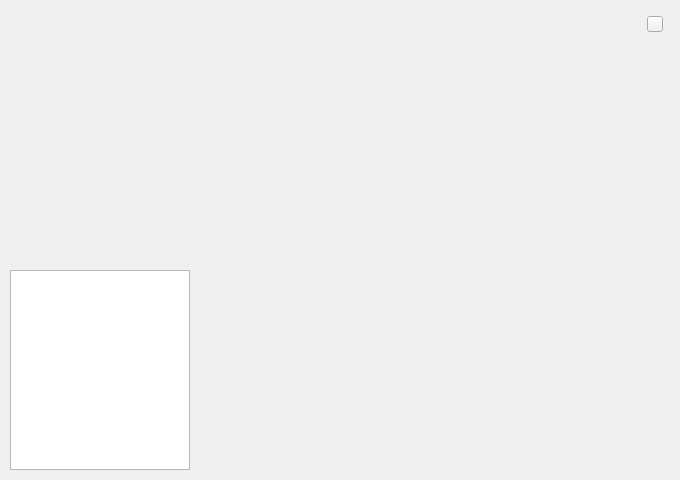
Above: XWCWallet/waitingforsync.ui from Whitecoin-Owner/Whitecoin-qt before the change. Below: the same form after it.
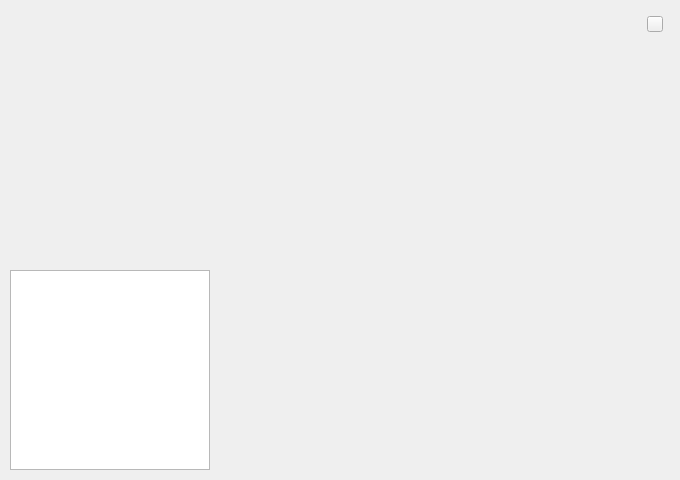
That is the form after the change.

```diff
--- a/XWCWallet/waitingforsync.ui
+++ b/XWCWallet/waitingforsync.ui
@@ -42,7 +42,7 @@
   <widget class="QLabel" name="label_version">
    <property name="geometry">
     <rect>
-     <x>26</x>
+     <x>60</x>
      <y>114</y>
      <width>80</width>
      <height>20</height>
@@ -63,13 +63,16 @@
    <property name="text">
     <string/>
    </property>
+   <property name="alignment">
+    <set>Qt::AlignCenter</set>
+   </property>
   </widget>
   <widget class="QTextBrowser" name="waitSync">
    <property name="geometry">
     <rect>
      <x>10</x>
      <y>270</y>
-     <width>180</width>
+     <width>200</width>
      <height>200</height>
     </rect>
    </property>
```
